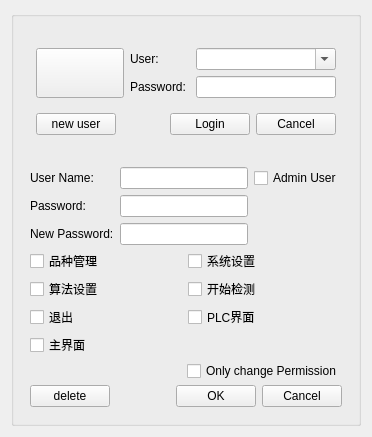
The window that userwidget.ui (wwlzq5/uPdataGlassdetect) describes before a commit, drawn with Qt 5.
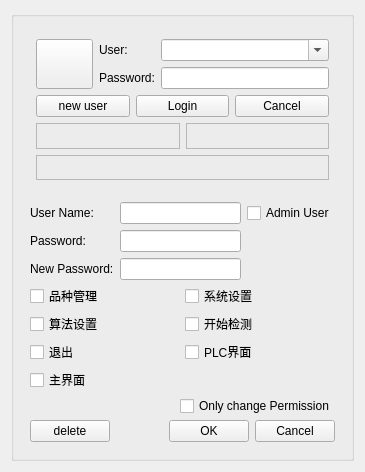
The same window after the commit.

What changed in the file:
```diff
--- a/userwidget.ui
+++ b/userwidget.ui
@@ -6,8 +6,8 @@
    <rect>
     <x>0</x>
     <y>0</y>
-    <width>372</width>
-    <height>437</height>
+    <width>365</width>
+    <height>472</height>
    </rect>
   </property>
   <property name="maximumSize">
@@ -27,57 +27,19 @@
      </property>
      <layout class="QGridLayout" name="gridLayout">
       <item row="0" column="0">
-       <layout class="QVBoxLayout" name="verticalLayout_3" stretch="3,5">
+       <layout class="QVBoxLayout" name="verticalLayout_3" stretch="5,5">
         <property name="bottomMargin">
          <number>0</number>
         </property>
         <item>
          <widget class="QWidget" name="widget_LogIn" native="true">
-          <layout class="QGridLayout" name="gridLayout_4">
-           <item row="1" column="1">
-            <spacer name="horizontalSpacer">
-             <property name="orientation">
-              <enum>Qt::Horizontal</enum>
-             </property>
-             <property name="sizeHint" stdset="0">
-              <size>
-               <width>166</width>
-               <height>20</height>
-              </size>
-             </property>
-            </spacer>
-           </item>
-           <item row="1" column="2">
-            <layout class="QHBoxLayout" name="horizontalLayout_3">
-             <item>
-              <widget class="QPushButton" name="pushButton_login">
-               <property name="text">
-                <string>Login</string>
-               </property>
-              </widget>
-             </item>
-             <item>
-              <widget class="QPushButton" name="pushButton_close">
-               <property name="text">
-                <string>Cancel</string>
-               </property>
-              </widget>
-             </item>
-            </layout>
-           </item>
-           <item row="1" column="0">
-            <widget class="QPushButton" name="pushButton_NewUser">
-             <property name="text">
-              <string>new user</string>
-             </property>
-            </widget>
-           </item>
-           <item row="0" column="0" colspan="3">
-            <layout class="QHBoxLayout" name="horizontalLayout_5" stretch="3,7">
+          <layout class="QGridLayout" name="gridLayout_6">
+           <item row="0" column="0">
+            <layout class="QHBoxLayout" name="horizontalLayout_2" stretch="2,8">
              <item>
               <widget class="QPushButton" name="pushButton_image">
                <property name="sizePolicy">
-                <sizepolicy hsizetype="Minimum" vsizetype="Preferred">
+                <sizepolicy hsizetype="Preferred" vsizetype="Preferred">
                  <horstretch>0</horstretch>
                  <verstretch>0</verstretch>
                 </sizepolicy>
@@ -91,43 +53,106 @@
               </widget>
              </item>
              <item>
-              <layout class="QVBoxLayout" name="verticalLayout">
-               <item>
-                <layout class="QHBoxLayout" name="horizontalLayout_2" stretch="3,7">
-                 <item>
+              <layout class="QGridLayout" name="gridLayout_4" columnminimumwidth="1,2">
+               <item row="0" column="0">
                   <widget class="QLabel" name="label_user">
                    <property name="text">
                     <string>User:</string>
                    </property>
                   </widget>
                  </item>
-                 <item>
+               <item row="0" column="1">
                   <widget class="QComboBox" name="comboBoxUser">
                    <property name="editable">
                     <bool>true</bool>
                    </property>
                   </widget>
                  </item>
-                </layout>
-               </item>
-               <item>
-                <layout class="QHBoxLayout" name="horizontalLayout_4" stretch="3,7">
-                 <item>
+               <item row="1" column="0">
                   <widget class="QLabel" name="label_password">
                    <property name="text">
                     <string>Password:</string>
                    </property>
                   </widget>
                  </item>
-                 <item>
+               <item row="1" column="1">
                   <widget class="QLineEdit" name="lineEdit_passWord"/>
                  </item>
                 </layout>
                </item>
               </layout>
              </item>
+           <item row="1" column="0">
+            <layout class="QHBoxLayout" name="horizontalLayout_3">
+             <item>
+              <widget class="QPushButton" name="pushButton_NewUser">
+               <property name="text">
+                <string>new user</string>
+               </property>
+              </widget>
+             </item>
+             <item>
+              <widget class="QPushButton" name="pushButton_login">
+               <property name="text">
+                <string>Login</string>
+               </property>
+              </widget>
+             </item>
+             <item>
+              <widget class="QPushButton" name="pushButton_close">
+               <property name="text">
+                <string>Cancel</string>
+               </property>
+              </widget>
+             </item>
             </layout>
            </item>
+           <item row="2" column="0">
+            <layout class="QHBoxLayout" name="horizontalLayout_4">
+             <item>
+              <widget class="QLabel" name="label">
+               <property name="frameShape">
+                <enum>QFrame::StyledPanel</enum>
+               </property>
+               <property name="text">
+                <string/>
+               </property>
+               <property name="textFormat">
+                <enum>Qt::AutoText</enum>
+               </property>
+               <property name="alignment">
+                <set>Qt::AlignLeading|Qt::AlignLeft|Qt::AlignVCenter</set>
+               </property>
+              </widget>
+             </item>
+             <item>
+              <widget class="QLabel" name="label_2">
+               <property name="frameShape">
+                <enum>QFrame::StyledPanel</enum>
+               </property>
+               <property name="text">
+                <string/>
+               </property>
+               <property name="alignment">
+                <set>Qt::AlignLeading|Qt::AlignLeft|Qt::AlignVCenter</set>
+               </property>
+              </widget>
+             </item>
+            </layout>
+           </item>
+           <item row="3" column="0">
+            <widget class="QLabel" name="label_3">
+             <property name="frameShape">
+              <enum>QFrame::StyledPanel</enum>
+             </property>
+             <property name="text">
+              <string/>
+             </property>
+             <property name="alignment">
+              <set>Qt::AlignLeading|Qt::AlignLeft|Qt::AlignVCenter</set>
+             </property>
+            </widget>
+           </item>
           </layout>
          </widget>
         </item>
```
Left out of the diff: 11 changed lines with no effect on the pictures. Lines whose indentation alone changed are shown as unchanged.
